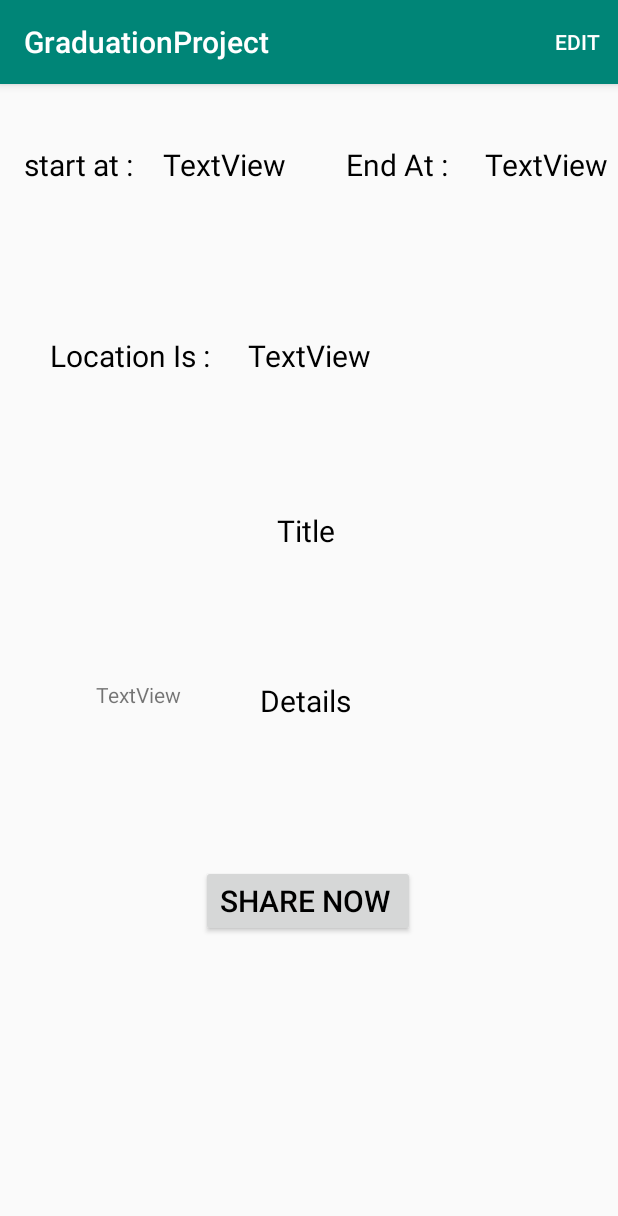
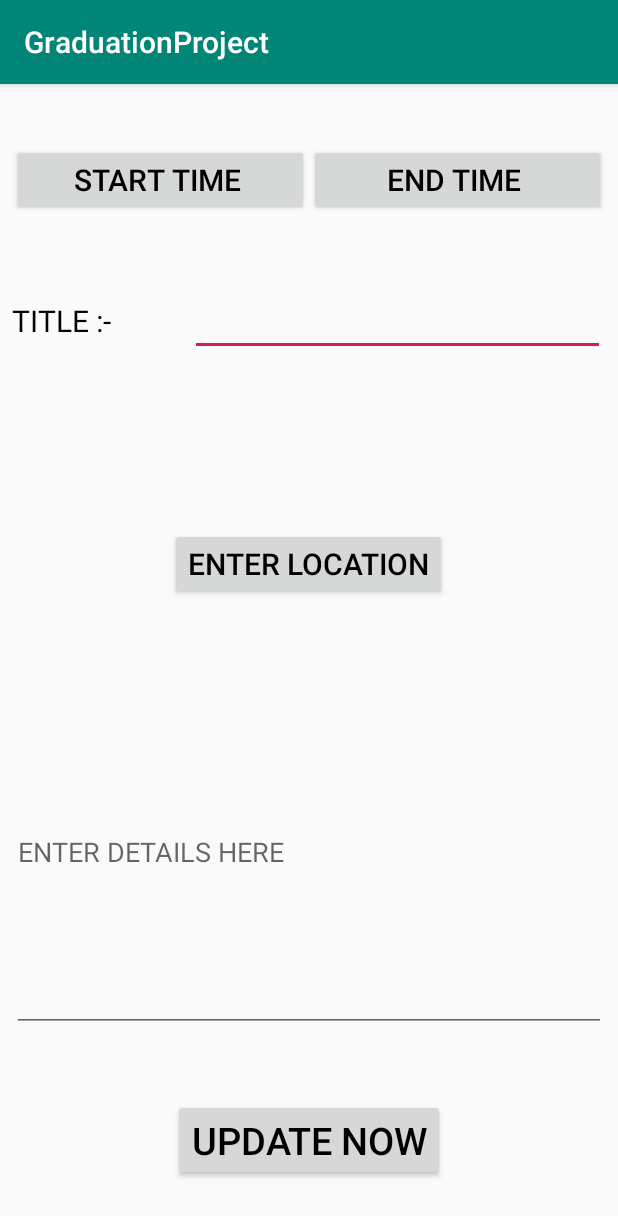
Before and after one commit to khaledMahmoudDev/Graduation_Project_Android, an Android app: the CalendarView screen opened directly, with no data from a screen before it, after a tap on "EDIT", on a phone screen of 412 x 824 dp. Shown: the top 1216 px of the screen. Run offline under Robolectric (Android 15) with nearby library versions, the phone set to English and light mode, and no system bars; libraries missing offline, so code that uses them is left out: io.realm; 10 statements that could not run were skipped.

Commit message:
finish DB

```diff
--- a/Android/GP/app/src/main/AndroidManifest.xml
+++ b/Android/GP/app/src/main/AndroidManifest.xml
@@ -9,6 +9,8 @@
             android:roundIcon="@mipmap/ic_launcher_round"
             android:supportsRtl="true"
             android:theme="@style/AppTheme">
+        <activity android:name=".calender.UpdateThisEvent">
+        </activity>
         <activity android:name=".calender.CalendarView">
         </activity>
         <activity android:name=".calender.AddEvent">
--- a/Android/GP/app/src/main/java/com/example/graduationproject/calender/CalendarView.kt
+++ b/Android/GP/app/src/main/java/com/example/graduationproject/calender/CalendarView.kt
@@ -1,5 +1,6 @@
 package com.example.graduationproject.calender
 
+import android.content.Intent
 import android.support.v7.app.AppCompatActivity
 import android.os.Bundle
 import android.view.Menu
@@ -11,11 +12,12 @@ import kotlinx.android.synthetic.main.activity_calendar_view.*
 
 class CalendarView : AppCompatActivity() {
 
+    lateinit var  event: Event
     override fun onCreate(savedInstanceState: Bundle?) {
         super.onCreate(savedInstanceState)
         setContentView(R.layout.activity_calendar_view)
 
-        val event: Event = intent.getParcelableExtra("clickedEvent")
+        event= intent.getParcelableExtra("clickedEvent")
 
         show_start_time.text = event.startTime
         show_end_time.text = event.endTime
@@ -37,6 +39,9 @@ class CalendarView : AppCompatActivity() {
         // Handle item selection
         return when (item.itemId) {
             R.id.edit_menu_button -> {
+                val intent = Intent(this, UpdateThisEvent::class.java)
+                intent.putExtra("clickedEventTobeUpdated",event)
+                startActivity(intent)
 
 
                 true
--- a/Android/GP/app/src/main/java/com/example/graduationproject/event/EventDb.kt
+++ b/Android/GP/app/src/main/java/com/example/graduationproject/event/EventDb.kt
@@ -13,13 +13,14 @@ class EventDb(val context: Context) {
     {
         val config = RealmConfiguration.Builder().name("event.realm").build()
         realm = Realm.getInstance(config)
-        realm!!.beginTransaction()
+
 
     }
 
     fun addEvent(event: Event)
     {
 
+        realm!!.beginTransaction()
         var mEvent = realm!!.createObject(Event::class.java)
         mEvent.mDate = event.mDate
         mEvent.details = event.details
@@ -28,6 +29,7 @@ class EventDb(val context: Context) {
         mEvent.endTime = event.endTime
 
         Toast.makeText(context,"object add date is ${event.mDate} and title ${event.title}",Toast.LENGTH_LONG).show()
+        realm!!.commitTransaction()
 
     }
 
@@ -60,7 +62,6 @@ class EventDb(val context: Context) {
 
     fun closeRealm()
     {
-        realm!!.commitTransaction()
         realm!!.close()
     }
 }
--- /dev/null
+++ b/Android/GP/app/src/main/res/layout/activity_update_this_event.xml
@@ -0,0 +1,103 @@
+<?xml version="1.0" encoding="utf-8"?>
+<LinearLayout
+        android:orientation="vertical"
+        xmlns:android="http://schemas.android.com/apk/res/android"
+        xmlns:tools="http://schemas.android.com/tools"
+        xmlns:app="http://schemas.android.com/apk/res-auto"
+        android:layout_width="match_parent"
+        android:layout_height="match_parent"
+        tools:context=".calender.UpdateThisEvent"
+        android:weightSum="6"
+>
+    <LinearLayout
+            android:orientation="horizontal"
+            android:layout_width="match_parent"
+            android:layout_height="0dp"
+            android:layout_weight="1"
+            android:gravity="center"
+            android:padding="8dp"
+    >
+        <Button
+                android:id="@+id/updateEventStartTime"
+                android:layout_weight="1"
+                android:layout_width="0dp"
+                android:layout_height="wrap_content"
+                android:text="Start Time "
+                android:textColor="#000000"
+                android:textSize="20sp"/>
+
+        <Button
+                android:id="@+id/updateEventEndTime"
+                android:layout_weight="1"
+                android:layout_width="0dp"
+                android:layout_height="wrap_content"
+                android:text="End Time "
+                android:textColor="#000000"
+                android:textSize="20sp"
+        />
+    </LinearLayout>
+    <LinearLayout
+            android:layout_width="match_parent"
+            android:layout_height="0dp"
+            android:layout_weight="1"
+            android:orientation="horizontal"
+            android:padding="8dp"
+    >
+        <TextView
+                android:layout_weight=".3"
+                android:layout_width="0dp"
+                android:layout_height="wrap_content"
+                android:text="TITLE :-"
+                android:textColor="#000000"
+                android:textSize="20sp"
+        />
+
+        <EditText
+                android:id="@+id/updateEventTitle"
+                android:layout_width="0dp"
+                android:layout_height="wrap_content"
+                android:layout_weight=".7"/>
+    </LinearLayout>
+    <LinearLayout
+            android:layout_width="match_parent"
+            android:layout_height="0dp"
+            android:layout_weight="1"
+            android:gravity="center"
+    >
+        <Button
+                android:text="Enter Location"
+                android:layout_width="wrap_content"
+                android:layout_height="wrap_content"
+                android:textColor="#000000"
+                android:textSize="20sp"/>
+    </LinearLayout>
+    <LinearLayout
+            android:layout_width="match_parent"
+            android:layout_height="0dp"
+            android:layout_weight="2"
+            android:padding="8dp"
+    >
+        <EditText
+                android:id="@+id/updateEventDetails"
+                android:hint="ENTER DETAILS HERE "
+                android:layout_width="match_parent"
+                android:layout_height="match_parent"
+        />
+    </LinearLayout>
+    <LinearLayout
+            android:layout_width="match_parent"
+            android:layout_height="0dp"
+            android:layout_weight="1"
+            android:gravity="center"
+    >
+        <Button
+                android:id="@+id/updateEventUpdateButton"
+                android:text="Update now"
+                android:layout_width="wrap_content"
+                android:layout_height="wrap_content"
+                android:textColor="#000000"
+                android:textSize="25sp"/>
+    </LinearLayout>
+
+
+</LinearLayout>
```
Also changed, not shown: Android/GP/app/src/main/java/com/example/graduationproject/calender/Calender.kt (+9 -2 lines), Android/GP/app/src/main/java/com/example/graduationproject/calender/UpdateThisEvent.kt (added, +110 -0 lines).
